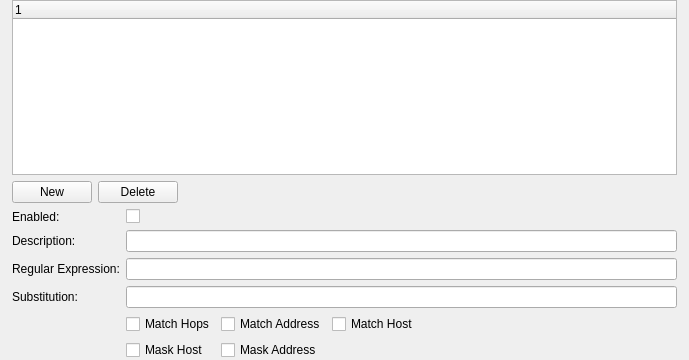
nedrysoft/pingnoo, file src/components/RegExHostMasker/RegExHostMaskerSettingsPageWidget.ui: the form before one commit.
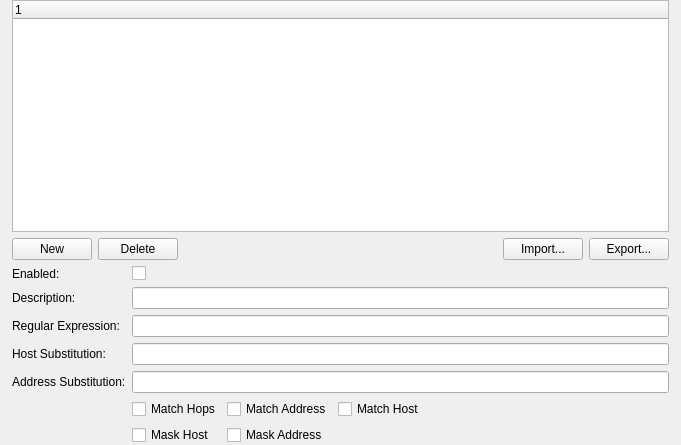
The form after the commit.

Diff of the .ui file:
```diff
--- a/src/components/RegExHostMasker/RegExHostMaskerSettingsPageWidget.ui
+++ b/src/components/RegExHostMasker/RegExHostMaskerSettingsPageWidget.ui
@@ -6,12 +6,12 @@
    <rect>
     <x>0</x>
     <y>0</y>
-    <width>689</width>
-    <height>360</height>
+    <width>681</width>
+    <height>445</height>
    </rect>
   </property>
   <property name="sizePolicy">
-   <sizepolicy hsizetype="Preferred" vsizetype="Preferred">
+   <sizepolicy hsizetype="Preferred" vsizetype="Expanding">
     <horstretch>0</horstretch>
     <verstretch>0</verstretch>
    </sizepolicy>
@@ -19,7 +19,10 @@
   <property name="windowTitle">
    <string>Nedrysoft::RegExHostMasker::RegExHostMaskerSettingsPageWidget</string>
   </property>
-  <layout class="QVBoxLayout" name="verticalLayout">
+  <layout class="QVBoxLayout" name="verticalLayout" stretch="1,0,0">
+   <property name="sizeConstraint">
+    <enum>QLayout::SetMaximumSize</enum>
+   </property>
    <property name="leftMargin">
     <number>12</number>
    </property>
@@ -34,6 +37,12 @@
    </property>
    <item>
     <widget class="QTreeWidget" name="expressionsTreeWidget">
+     <property name="sizePolicy">
+      <sizepolicy hsizetype="Expanding" vsizetype="Expanding">
+       <horstretch>0</horstretch>
+       <verstretch>2</verstretch>
+      </sizepolicy>
+     </property>
      <property name="indentation">
       <number>0</number>
      </property>
@@ -73,10 +82,27 @@
        </property>
       </spacer>
      </item>
+     <item>
+      <widget class="QPushButton" name="importButton">
+       <property name="text">
+        <string>Import...</string>
+       </property>
+      </widget>
+     </item>
+     <item>
+      <widget class="QPushButton" name="exportButton">
+       <property name="text">
+        <string>Export...</string>
+       </property>
+      </widget>
+     </item>
     </layout>
    </item>
    <item>
     <layout class="QFormLayout" name="formLayout">
+     <property name="sizeConstraint">
+      <enum>QLayout::SetMinimumSize</enum>
+     </property>
      <property name="fieldGrowthPolicy">
       <enum>QFormLayout::ExpandingFieldsGrow</enum>
      </property>
@@ -113,14 +139,14 @@
      <item row="3" column="0">
       <widget class="QLabel" name="substitutionLabel">
        <property name="text">
-        <string>Substitution:</string>
+        <string>Host Substitution:</string>
        </property>
       </widget>
      </item>
      <item row="3" column="1">
       <widget class="QLineEdit" name="substitutionLineEdit"/>
      </item>
-     <item row="4" column="1">
+     <item row="5" column="1">
       <layout class="QGridLayout" name="gridLayout" columnstretch="0,0,2,0">
        <item row="0" column="3">
         <spacer name="horizontalSpacer_3">
@@ -185,6 +211,16 @@
        </item>
       </layout>
      </item>
+     <item row="4" column="1">
+      <widget class="QLineEdit" name="addressSubstitutionLineEdit"/>
+     </item>
+     <item row="4" column="0">
+      <widget class="QLabel" name="addressSubstitutionLabel">
+       <property name="text">
+        <string>Address Substitution:</string>
+       </property>
+      </widget>
+     </item>
     </layout>
    </item>
   </layout>
```
